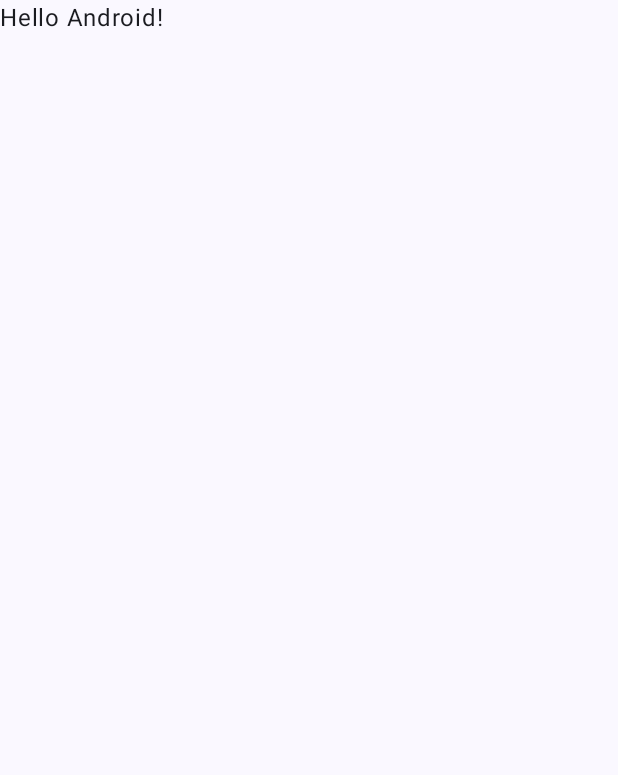
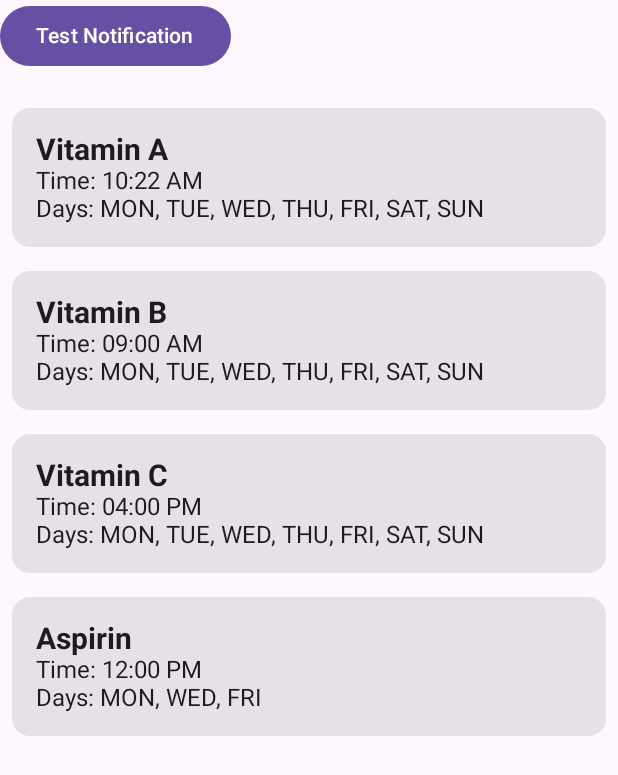
Before and after one commit to Jin4202/PillReminder, an Android app built with Jetpack Compose: the screen it shows after launch (MainActivity), on a phone screen of 412 x 824 dp. Before the commit the part shown is almost empty. Shown: the top 775 px of the screen. Run offline under Robolectric (Android 15) with nearby library versions, the phone set to English and light mode, and no system bars.

Commit message:
ReminderPage: ReminderList / Notification

```diff
--- a/app/build.gradle.kts
+++ b/app/build.gradle.kts
@@ -10,7 +10,7 @@ android {
 
     defaultConfig {
         applicationId = "com.example.pillreminder"
-        minSdk = 24
+        minSdk = 26
         targetSdk = 35
         versionCode = 1
         versionName = "1.0"
@@ -56,4 +56,6 @@ dependencies {
     androidTestImplementation(libs.androidx.ui.test.junit4)
     debugImplementation(libs.androidx.ui.tooling)
     debugImplementation(libs.androidx.ui.test.manifest)
+
+    implementation(libs.androidx.work.runtime.ktx)
 }
--- a/app/src/main/AndroidManifest.xml
+++ b/app/src/main/AndroidManifest.xml
@@ -1,6 +1,8 @@
 <?xml version="1.0" encoding="utf-8"?>
 <manifest xmlns:android="http://schemas.android.com/apk/res/android"
     xmlns:tools="http://schemas.android.com/tools">
+
+    <uses-permission android:name="android.permission.POST_NOTIFICATIONS"/>
 
     <application
         android:allowBackup="true"
@@ -23,6 +25,8 @@
                 <category android:name="android.intent.category.LAUNCHER" />
             </intent-filter>
         </activity>
+
+        <receiver android:name=".ReminderReceiver" android:exported="false"/>
     </application>
 
 </manifest>
--- a/app/src/main/java/com/example/pillreminder/MainActivity.kt
+++ b/app/src/main/java/com/example/pillreminder/MainActivity.kt
@@ -1,47 +1,86 @@
 package com.example.pillreminder
 
+import android.Manifest
+import android.content.Context
+import android.content.pm.PackageManager
 import android.os.Bundle
 import androidx.activity.ComponentActivity
 import androidx.activity.compose.setContent
 import androidx.activity.enableEdgeToEdge
-import androidx.compose.foundation.layout.fillMaxSize
-import androidx.compose.foundation.layout.padding
-import androidx.compose.material3.Scaffold
+import androidx.compose.foundation.layout.Spacer
+import androidx.compose.foundation.layout.height
+import androidx.compose.material3.Button
 import androidx.compose.material3.Text
-import androidx.compose.runtime.Composable
 import androidx.compose.ui.Modifier
-import androidx.compose.ui.tooling.preview.Preview
-import com.example.pillreminder.ui.theme.PillReminderTheme
+import androidx.compose.ui.unit.dp
+import androidx.core.app.ActivityCompat
+import androidx.core.app.NotificationCompat
+import androidx.core.app.NotificationManagerCompat
+import java.time.DayOfWeek
+import java.time.LocalTime
+
+val sampleDailyReminder1 = Reminder(
+    "Vitamin A",
+    LocalTime.of(10, 22),
+    DayOfWeek.entries
+)
+
+val sampleDailyReminder2 = Reminder(
+    "Vitamin B",
+    LocalTime.of(9, 0),
+    DayOfWeek.entries
+)
+
+val sampleDailyReminder3 = Reminder(
+    "Vitamin C",
+    LocalTime.of(16, 0),
+    DayOfWeek.entries
+)
+
+val sampleWeeklyReminder = Reminder(
+    "Aspirin",
+    LocalTime.of(12, 0),
+    listOf(DayOfWeek.MONDAY, DayOfWeek.WEDNESDAY, DayOfWeek.FRIDAY)
+)
+
+val reminders = listOf(sampleDailyReminder1, sampleDailyReminder2, sampleDailyReminder3, sampleWeeklyReminder)
 
 class MainActivity : ComponentActivity() {
     override fun onCreate(savedInstanceState: Bundle?) {
         super.onCreate(savedInstanceState)
         enableEdgeToEdge()
+        scheduleReminder(this, "Vitamin C", LocalTime.of(9, 30))
+
         setContent {
-            PillReminderTheme {
-                Scaffold(modifier = Modifier.fillMaxSize()) { innerPadding ->
-                    Greeting(
-                        name = "Android",
-                        modifier = Modifier.padding(innerPadding)
-                    )
-                }
+            PillReminderScreen(reminders = reminders)
+            Spacer(modifier = Modifier.height(16.dp))
+            Button(onClick = { testSendNotification(this, "Vitamin C") }) {
+                Text("Test Notification")
             }
         }
+        createNotificationChannel(this)
+
+
+        testSendNotification(this, "Test Pill")
     }
 }
 
-@Composable
-fun Greeting(name: String, modifier: Modifier = Modifier) {
-    Text(
-        text = "Hello $name!",
-        modifier = modifier
-    )
+fun testSendNotification(context: Context, pillName: String) {
+    val notification = NotificationCompat.Builder(context, "pill_reminder_channel")
+        .setSmallIcon(android.R.drawable.ic_dialog_info)
+        .setContentTitle("Pill Reminder")
+        .setContentText("Time to take your $pillName!")
+        .setPriority(NotificationCompat.PRIORITY_HIGH)
+        .setAutoCancel(true)
+        .build()
+
+    val notificationManager = NotificationManagerCompat.from(context)
+    if (ActivityCompat.checkSelfPermission(
+            context,
+            Manifest.permission.POST_NOTIFICATIONS
+        ) != PackageManager.PERMISSION_GRANTED
+    ) {
+        return
+    }
+    notificationManager.notify(System.currentTimeMillis().toInt(), notification)
 }
-
-@Preview(showBackground = true)
-@Composable
-fun GreetingPreview() {
-    PillReminderTheme {
-        Greeting("Android")
-    }
-}
--- /dev/null
+++ b/app/src/main/java/com/example/pillreminder/NotificationChannel.kt
@@ -0,0 +1,19 @@
+package com.example.pillreminder
+
+import android.app.NotificationChannel
+import android.app.NotificationManager
+import android.content.Context
+
+fun createNotificationChannel(context: Context) {
+    val channel = NotificationChannel(
+        "pill_reminder_channel",
+        "Pill Reminder",
+        NotificationManager.IMPORTANCE_HIGH
+    ).apply {
+        description = "Channel for pill reminders"
+    }
+
+    val notificationManager: NotificationManager =
+        context.getSystemService(NotificationManager::class.java)
+    notificationManager.createNotificationChannel(channel)
+}
--- /dev/null
+++ b/app/src/main/java/com/example/pillreminder/PillReminderScreen.kt
@@ -0,0 +1,65 @@
+package com.example.pillreminder
+
+import androidx.compose.foundation.layout.Column
+import androidx.compose.foundation.layout.fillMaxSize
+import androidx.compose.foundation.layout.fillMaxWidth
+import androidx.compose.foundation.layout.padding
+import androidx.compose.foundation.lazy.LazyColumn
+import androidx.compose.foundation.lazy.items
+import androidx.compose.material3.Card
+import androidx.compose.material3.ExperimentalMaterial3Api
+import androidx.compose.material3.Scaffold
+import androidx.compose.material3.Text
+import androidx.compose.material3.TopAppBar
+import androidx.compose.runtime.Composable
+import androidx.compose.ui.Modifier
+import androidx.compose.ui.text.font.FontWeight
+import androidx.compose.ui.unit.dp
+import androidx.compose.ui.unit.sp
+import java.time.format.DateTimeFormatter
+
+@OptIn(ExperimentalMaterial3Api::class)
+@Composable
+fun PillReminderScreen(reminders: List<Reminder>) {
+    Scaffold (
+        topBar = {
+            TopAppBar(title = { Text("Pill Reminder") })
+        }
+    ) { paddingValues ->
+        LazyColumn(
+            contentPadding = paddingValues,
+            modifier = Modifier.fillMaxSize()
+        ) {
+            items(reminders) { reminder ->
+                ReminderItem(reminder)
+            }
+        }
+    }
+}
+
+@Composable
+fun ReminderItem(reminder: Reminder) {
+    Card(
+        modifier = Modifier
+            .fillMaxWidth()
+            .padding(8.dp)
+    ) {
+        Column(modifier = Modifier.padding(16.dp)) {
+            Text(
+                text = reminder.pillName,
+                fontSize = 20.sp,
+                fontWeight = FontWeight.Bold
+            )
+            Text(
+                text = "Time: ${reminder.time.format(DateTimeFormatter.ofPattern("hh:mm a"))}",
+                fontSize = 16.sp
+            )
+            Text(
+                text = "Days: ${
+                    reminder.daysOfWeek.joinToString(", ") { it.name.take(3) }
+                }",
+                fontSize = 16.sp
+            )
+        }
+    }
+}
--- /dev/null
+++ b/app/src/main/java/com/example/pillreminder/Reminder.kt
@@ -0,0 +1,10 @@
+package com.example.pillreminder
+
+import java.time.DayOfWeek
+import java.time.LocalTime
+
+data class Reminder(
+    val pillName: String,
+    val time: LocalTime,
+    val daysOfWeek: List<DayOfWeek>
+)
--- /dev/null
+++ b/app/src/main/java/com/example/pillreminder/ReminderReceiver.kt
@@ -0,0 +1,67 @@
+package com.example.pillreminder
+
+import android.Manifest
+import android.content.Context
+import android.content.pm.PackageManager
+import androidx.core.app.ActivityCompat
+import androidx.core.app.NotificationCompat
+import androidx.core.app.NotificationManagerCompat
+import androidx.work.OneTimeWorkRequestBuilder
+import androidx.work.WorkManager
+import androidx.work.Worker
+import androidx.work.WorkerParameters
+import androidx.work.workDataOf
+import java.time.Duration
+import java.time.LocalDateTime
+import java.time.LocalTime
+import java.util.concurrent.TimeUnit
+
+class ReminderWorker(context: Context, workerParams: WorkerParameters) : Worker(context, workerParams) {
+    override fun doWork(): Result {
+        val pillName = inputData.getString("PILL_NAME") ?: "Unknown Pill"
+        sendNotification(applicationContext, pillName)
+        return Result.success()
+    }
+
+    private fun sendNotification(context: Context, pillName: String) {
+        val notification = NotificationCompat.Builder(context, "pill_reminder_channel")
+            .setSmallIcon(android.R.drawable.ic_dialog_info)
+            .setContentTitle("Pill Reminder")
+            .setContentText("Time to take your $pillName!")
+            .setPriority(NotificationCompat.PRIORITY_HIGH)
+            .setAutoCancel(true)
+            .build()
+
+        val notificationManager = NotificationManagerCompat.from(context)
+        if (ActivityCompat.checkSelfPermission(
+                context,
+                Manifest.permission.POST_NOTIFICATIONS
+            ) != PackageManager.PERMISSION_GRANTED
+        ) {
+            // TODO: Consider calling
+            //    ActivityCompat#requestPermissions
+            // here to request the missing permissions, and then overriding
+            //   public void onRequestPermissionsResult(int requestCode, String[] permissions,
+            //                                          int[] grantResults)
+            // to handle the case where the user grants the permission. See the documentation
+            // for ActivityCompat#requestPermissions for more details.
+            return
+        }
+        notificationManager.notify(System.currentTimeMillis().toInt(), notification)
+    }
+}
+
+fun scheduleReminder(context: Context, pillName: String, time: LocalTime) {
+    val now = LocalDateTime.now()
+    val reminderDateTime = now.withHour(time.hour).withMinute(time.minute).withSecond(0)
+
+    val delay = Duration.between(now, reminderDateTime).toMillis()
+    if (delay < 0) return // Prevent scheduling past times
+
+    val workRequest = OneTimeWorkRequestBuilder<ReminderWorker>()
+        .setInitialDelay(delay, TimeUnit.MILLISECONDS)
+        .setInputData(workDataOf("PILL_NAME" to pillName))
+        .build()
+
+    WorkManager.getInstance(context).enqueue(workRequest)
+}
--- a/gradle/libs.versions.toml
+++ b/gradle/libs.versions.toml
@@ -8,9 +8,11 @@ espressoCore = "3.5.1"
 lifecycleRuntimeKtx = "2.6.1"
 activityCompose = "1.8.0"
 composeBom = "2024.04.01"
+workRuntimeKtx = "2.10.0"
 
 [libraries]
 androidx-core-ktx = { group = "androidx.core", name = "core-ktx", version.ref = "coreKtx" }
+androidx-work-runtime-ktx = { module = "androidx.work:work-runtime-ktx", version.ref = "workRuntimeKtx" }
 junit = { group = "junit", name = "junit", version.ref = "junit" }
 androidx-junit = { group = "androidx.test.ext", name = "junit", version.ref = "junitVersion" }
 androidx-espresso-core = { group = "androidx.test.espresso", name = "espresso-core", version.ref = "espressoCore" }
```
